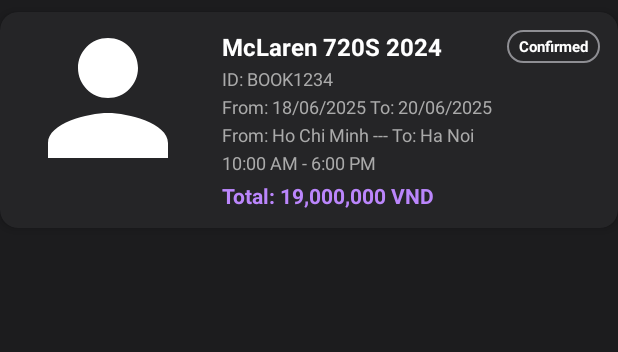
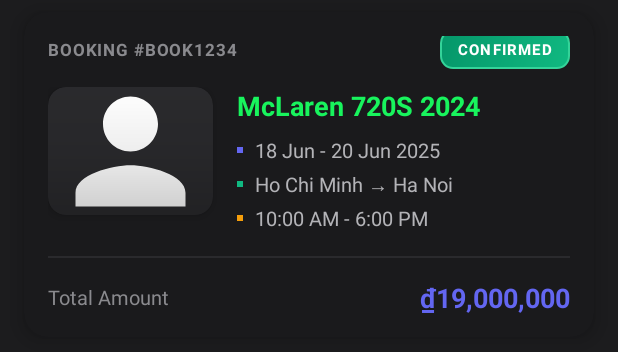
Before and after one commit to AkioCkist/WhaleXe, an Android app: the layout booking_history_item.xml on its own in the app's theme, with its tools: preview values and no code run, on a phone screen of 412 x 824 dp. Shown: the top 352 px of the screen. Run offline under Robolectric (Android 15) with nearby library versions, the phone set to English and light mode, and no system bars.

Commit message:
enhance booking history item layout with improved styling and new gradient overlays

```diff
--- a/app/src/main/java/com/midterm/mobiledesignfinalterm/UserDashboard/BookingHistoryAdapter.java
+++ b/app/src/main/java/com/midterm/mobiledesignfinalterm/UserDashboard/BookingHistoryAdapter.java
@@ -53,7 +53,7 @@ public class BookingHistoryAdapter extends RecyclerView.Adapter<BookingHistoryAd
         holder.bookingDate.setText(dateRange);
 
         // Display locations
-        String locText = "From: " + booking.getPickupLocation() + " --- " + " To: " + booking.getDropoffLocation();
+        String locText = "From: " + booking.getPickupLocation() + "  -" + " To: " + booking.getDropoffLocation();
         holder.locations.setText(locText);
 
         // Display times
--- /dev/null
+++ b/app/src/main/res/drawable/image_gradient_overlay.xml
@@ -0,0 +1,16 @@
+<?xml version="1.0" encoding="utf-8"?>
+<shape xmlns:android="http://schemas.android.com/apk/res/android"
+    android:shape="rectangle">
+
+    <!-- Subtle gradient overlay for better image contrast -->
+    <gradient
+        android:startColor="#00000000"
+        android:centerColor="#11000000"
+        android:endColor="#33000000"
+        android:angle="270"
+        android:type="linear" />
+
+    <!-- Rounded corners to match the CardView -->
+    <corners android:radius="12dp" />
+
+</shape>
--- /dev/null
+++ b/app/src/main/res/drawable/status_confirmed_background.xml
@@ -0,0 +1,27 @@
+<?xml version="1.0" encoding="utf-8"?>
+<shape xmlns:android="http://schemas.android.com/apk/res/android"
+    android:shape="rectangle">
+
+    <!-- Gradient background for depth -->
+    <gradient
+        android:startColor="#10B981"
+        android:endColor="#059669"
+        android:angle="135"
+        android:type="linear" />
+
+    <!-- Rounded corners -->
+    <corners android:radius="8dp" />
+
+    <!-- Subtle stroke for definition -->
+    <stroke
+        android:width="1dp"
+        android:color="#34D399" />
+
+    <!-- Inner shadow effect -->
+    <padding
+        android:left="0dp"
+        android:top="0dp"
+        android:right="0dp"
+        android:bottom="0dp" />
+
+</shape>
--- a/app/src/main/res/layout/booking_history_item.xml
+++ b/app/src/main/res/layout/booking_history_item.xml
@@ -3,101 +3,215 @@
     xmlns:app="http://schemas.android.com/apk/res-auto"
     android:layout_width="match_parent"
     android:layout_height="wrap_content"
+    android:layout_marginHorizontal="16dp"
     android:layout_marginVertical="8dp"
-    app:cardBackgroundColor="#252527"
-    app:cardCornerRadius="12dp"
-    app:cardElevation="4dp">
+    app:cardBackgroundColor="#1A1A1C"
+    app:cardCornerRadius="16dp"
+    app:cardElevation="8dp"
+    android:foreground="?android:attr/selectableItemBackground">
 
     <LinearLayout
         android:layout_width="match_parent"
         android:layout_height="wrap_content"
+        android:orientation="vertical">
+
+        <!-- Header Section with Status -->
+        <RelativeLayout
+            android:layout_width="match_parent"
+            android:layout_height="wrap_content"
+            android:paddingHorizontal="16dp"
+            android:paddingTop="16dp"
+            android:paddingBottom="8dp">
+
+            <TextView
+                android:id="@+id/textViewBookingId"
+                android:layout_width="wrap_content"
+                android:layout_height="wrap_content"
+                android:text="BOOKING #BOOK1234"
+                android:textColor="#8A8A8E"
+                android:textSize="11sp"
+                android:textStyle="bold"
+                android:letterSpacing="0.05"
+                android:layout_alignParentStart="true"
+                android:layout_centerVertical="true"/>
+
+            <TextView
+                android:id="@+id/textViewStatus"
+                android:layout_width="wrap_content"
+                android:layout_height="wrap_content"
+                android:text="CONFIRMED"
+                android:paddingHorizontal="12dp"
+                android:paddingVertical="6dp"
+                android:background="@drawable/status_confirmed_background"
+                android:textColor="#FFFFFF"
+                android:textSize="10sp"
+                android:textStyle="bold"
+                android:letterSpacing="0.08"
+                android:layout_alignParentEnd="true"
+                android:layout_centerVertical="true"/>
+
+        </RelativeLayout>
+
+        <!-- Main Content Section -->
+        <LinearLayout
+            android:layout_width="match_parent"
+            android:layout_height="wrap_content"
             android:orientation="horizontal"
-        android:padding="12dp">
+            android:paddingHorizontal="16dp"
+            android:paddingBottom="16dp">
+
+            <!-- Car Image with Enhanced Styling -->
+            <androidx.cardview.widget.CardView
+                android:layout_width="110dp"
+                android:layout_height="85dp"
+                app:cardCornerRadius="12dp"
+                app:cardElevation="4dp"
+                app:cardBackgroundColor="#2A2A2D">
 
                 <ImageView
                     android:id="@+id/imageViewCar"
-            android:layout_width="120dp"
-            android:layout_height="90dp"
+                    android:layout_width="match_parent"
+                    android:layout_height="match_parent"
                     android:scaleType="centerCrop"
                     android:src="@drawable/ic_profile" />
 
+                <!-- Gradient overlay for better text readability -->
+                <View
+                    android:layout_width="match_parent"
+                    android:layout_height="match_parent"
+                    android:background="@drawable/image_gradient_overlay" />
+
+            </androidx.cardview.widget.CardView>
+
+            <!-- Car Details Section -->
             <LinearLayout
                 android:layout_width="0dp"
                 android:layout_height="wrap_content"
                 android:layout_weight="1"
                 android:orientation="vertical"
                 android:layout_marginStart="16dp"
-            android:gravity="center_vertical">
+                android:layout_gravity="center_vertical">
 
                 <TextView
                     android:id="@+id/textViewCarName"
                     android:layout_width="wrap_content"
                     android:layout_height="wrap_content"
                     android:text="McLaren 720S 2024"
-                android:textColor="@android:color/white"
-                android:textSize="16sp"
-                android:textStyle="bold" />
+                    android:textColor="@color/green_primary"
+                    android:textSize="18sp"
+                    android:textStyle="bold"
+                    android:lineSpacingExtra="2dp" />
 
-            <TextView
-                android:id="@+id/textViewBookingId"
+                <!-- Date Section with Icon -->
+                <LinearLayout
                     android:layout_width="wrap_content"
                     android:layout_height="wrap_content"
-                android:text="ID: BOOK1234"
-                android:textColor="@android:color/darker_gray"
-                android:textSize="12sp"
-                android:layout_marginTop="2dp"/>
+                    android:orientation="horizontal"
+                    android:layout_marginTop="8dp"
+                    android:gravity="center_vertical">
+
+                    <View
+                        android:layout_width="4dp"
+                        android:layout_height="4dp"
+                        android:background="#6366F1"
+                        android:layout_marginEnd="8dp" />
 
                     <TextView
                         android:id="@+id/textViewBookingDate"
                         android:layout_width="wrap_content"
                         android:layout_height="wrap_content"
-                android:text="From: 18/06/2025 To: 20/06/2025"
-                android:textColor="@android:color/darker_gray"
-                android:textSize="12sp"
-                android:layout_marginTop="2dp"/>
+                        android:text="18 Jun - 20 Jun 2025"
+                        android:textColor="#B3B3B7"
+                        android:textSize="13sp"
+                        android:textStyle="normal" />
+
+                </LinearLayout>
+
+                <!-- Location Section with Enhanced Design -->
+                <LinearLayout
+                    android:layout_width="wrap_content"
+                    android:layout_height="wrap_content"
+                    android:orientation="horizontal"
+                    android:layout_marginTop="4dp"
+                    android:gravity="center_vertical">
+
+                    <View
+                        android:layout_width="4dp"
+                        android:layout_height="4dp"
+                        android:background="#10B981"
+                        android:layout_marginEnd="8dp" />
 
                     <TextView
                         android:id="@+id/textViewLocations"
                         android:layout_width="wrap_content"
                         android:layout_height="wrap_content"
-                android:text="From: Ho Chi Minh --- To: Ha Noi"
-                android:textColor="@android:color/darker_gray"
-                android:textSize="12sp"
-                android:layout_marginTop="2dp"/>
+                        android:text="Ho Chi Minh → Ha Noi"
+                        android:textColor="#B3B3B7"
+                        android:textSize="13sp" />
+
+                </LinearLayout>
+
+                <!-- Time Section -->
+                <LinearLayout
+                    android:layout_width="wrap_content"
+                    android:layout_height="wrap_content"
+                    android:orientation="horizontal"
+                    android:layout_marginTop="4dp"
+                    android:gravity="center_vertical">
+
+                    <View
+                        android:layout_width="4dp"
+                        android:layout_height="4dp"
+                        android:background="#F59E0B"
+                        android:layout_marginEnd="8dp" />
 
                     <TextView
                         android:id="@+id/textViewTimes"
                         android:layout_width="wrap_content"
                         android:layout_height="wrap_content"
                         android:text="10:00 AM - 6:00 PM"
-                android:textColor="@android:color/darker_gray"
-                android:textSize="12sp"
-                android:layout_marginTop="2dp"/>
+                        android:textColor="#B3B3B7"
+                        android:textSize="13sp" />
+
+                </LinearLayout>
+
+            </LinearLayout>
+
+        </LinearLayout>
+
+        <!-- Price Section with Divider -->
+        <View
+            android:layout_width="match_parent"
+            android:layout_height="1dp"
+            android:background="#2A2A2D"
+            android:layout_marginHorizontal="16dp" />
+
+        <LinearLayout
+            android:layout_width="match_parent"
+            android:layout_height="wrap_content"
+            android:orientation="horizontal"
+            android:paddingHorizontal="16dp"
+            android:paddingVertical="14dp"
+            android:gravity="center_vertical">
+
+            <TextView
+                android:layout_width="0dp"
+                android:layout_height="wrap_content"
+                android:layout_weight="1"
+                android:text="Total Amount"
+                android:textColor="#8A8A8E"
+                android:textSize="13sp" />
 
             <TextView
                 android:id="@+id/textViewTotalPrice"
                 android:layout_width="wrap_content"
                 android:layout_height="wrap_content"
-                android:text="Total: 19,000,000 VND"
-                android:textColor="@color/purple_200"
-                android:textSize="14sp"
-                android:textStyle="bold"
-                android:layout_marginTop="4dp"/>
+                android:text="₫19,000,000"
+                android:textColor="#6366F1"
+                android:textSize="18sp"
+                android:textStyle="bold" />
 
         </LinearLayout>
-
-        <TextView
-            android:id="@+id/textViewStatus"
-            android:layout_width="wrap_content"
-            android:layout_height="wrap_content"
-            android:text="Confirmed"
-            android:paddingHorizontal="8dp"
-            android:paddingVertical="4dp"
-            android:background="@drawable/status_background"
-            android:textColor="@android:color/white"
-            android:textSize="10sp"
-            android:textStyle="bold"
-            android:layout_gravity="top|end"/>
 
     </LinearLayout>
 
```
Lines whose indentation alone changed are shown as unchanged.
